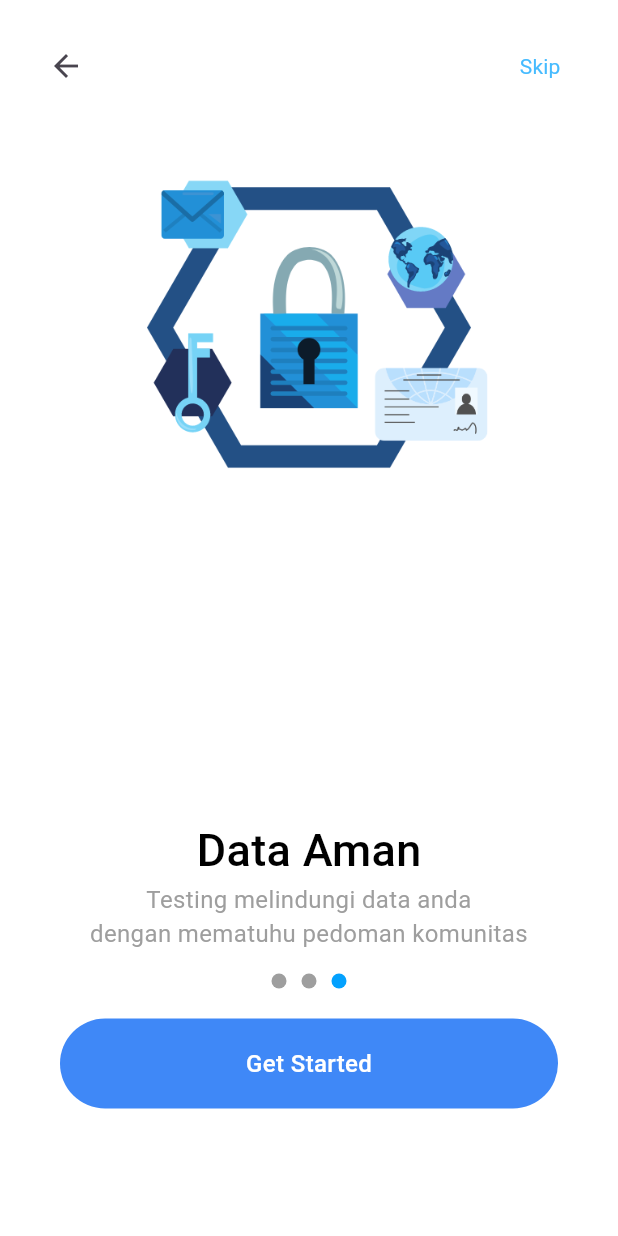
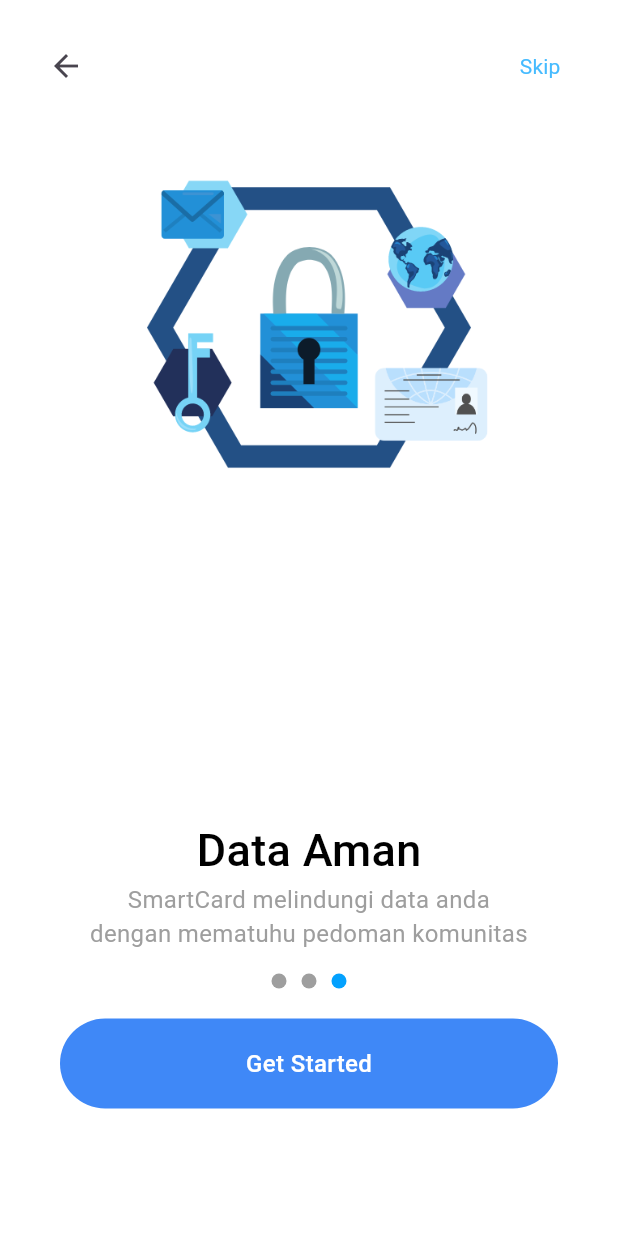
Before and after one commit to MuhammadEgaRam/tubes_kel3, a Flutter app: the screen it shows after launch, swiped to page 3, on a phone screen of 412 x 824 dp. Run offline on Flutter 3.47's test engine with Material 3 defaults, Android fonts, the phone set to English and light mode, and no system bars; our stand-ins replace camera, cloud_firestore, firebase_auth, firebase_core, firebase_storage, flutter_riverpod and 3 more; accounts and stored records are empty.

```diff
--- a/lib/models/onboard_model.dart
+++ b/lib/models/onboard_model.dart
@@ -13,7 +13,7 @@ final List<OnboardModel> onboard_data = [
   OnboardModel(
       image: 'assets/images/logo.png',
       title: 'Selamat Datang',
-      description: 'Testing adalah Scanner KTM \nberbasis Mobile Android'),
+      description: 'SmartCard adalah Scanner KTM \nberbasis Mobile Android'),
   OnboardModel(
       image: 'assets/images/onboard1.png',
       title: 'OCR KTM Cepat',
@@ -22,5 +22,5 @@ final List<OnboardModel> onboard_data = [
       image: 'assets/images/onboard2.png',
       title: 'Data Aman',
       description:
-          'Testing melindungi data anda\ndengan mematuhu pedoman komunitas'),
+          'SmartCard melindungi data anda\ndengan mematuhu pedoman komunitas'),
 ];
--- a/lib/pages/page_sign_in.dart
+++ b/lib/pages/page_sign_in.dart
@@ -48,7 +48,7 @@ class _pageSignIn extends State<pageSignIn> {
             Container(
                 padding: EdgeInsets.only(bottom: 40),
                 child: CustomTextStyle(
-                  text: 'Testing',
+                  text: 'SmartCard',
                   fontSize: 23,
                   fontWeight: FontWeight.bold,
                   color: Colors.grey,
--- a/lib/pages/page_sign_up.dart
+++ b/lib/pages/page_sign_up.dart
@@ -49,13 +49,13 @@ class _pageSignUpState extends State<pageSignUp> {
               Container(
                 padding: EdgeInsets.only(bottom: 30),
                 child: CustomTextStyle(
-                  text: 'Selamat Datang di Testing',
+                  text: 'Selamat Datang di SmartCard',
                   fontWeight: FontWeight.w600,
                   fontSize: 23,
                 ),
               ),
               Container(
-                child: CustomTextStyle(text: 'Buat akun Testing anda.'),
+                child: CustomTextStyle(text: 'Buat akun SmartCard anda.'),
               ),
               CustomTextField(
                 controller: _usernameController,
--- a/lib/pages/splashscreen.dart
+++ b/lib/pages/splashscreen.dart
@@ -56,7 +56,7 @@ class _SplashScreenState extends State<SplashScreen> {
                   width: 170, height: 170), // Ganti dengan path logo Anda
               SizedBox(height: 16),
               Text(
-                'Test',
+                'SmartCard',
                 style: TextStyle(
                   fontFamily: 'Urbanist',
                   fontSize: 24,
--- a/lib/pages/tentang_kami.dart
+++ b/lib/pages/tentang_kami.dart
@@ -219,7 +219,7 @@ class TentangKami extends StatelessWidget {
               SizedBox(height: 100),
               Center(
                 child: Text(
-                  'Testing',
+                  'SmartCard',
                   textAlign: TextAlign.center,
                   style: SafeGoogleFont(
                     'Urbanist',
```
Also changed, not shown: pubspec.yaml (+7 -0 lines), assets/images/logo.png, pubspec.lock, 27 other files.
